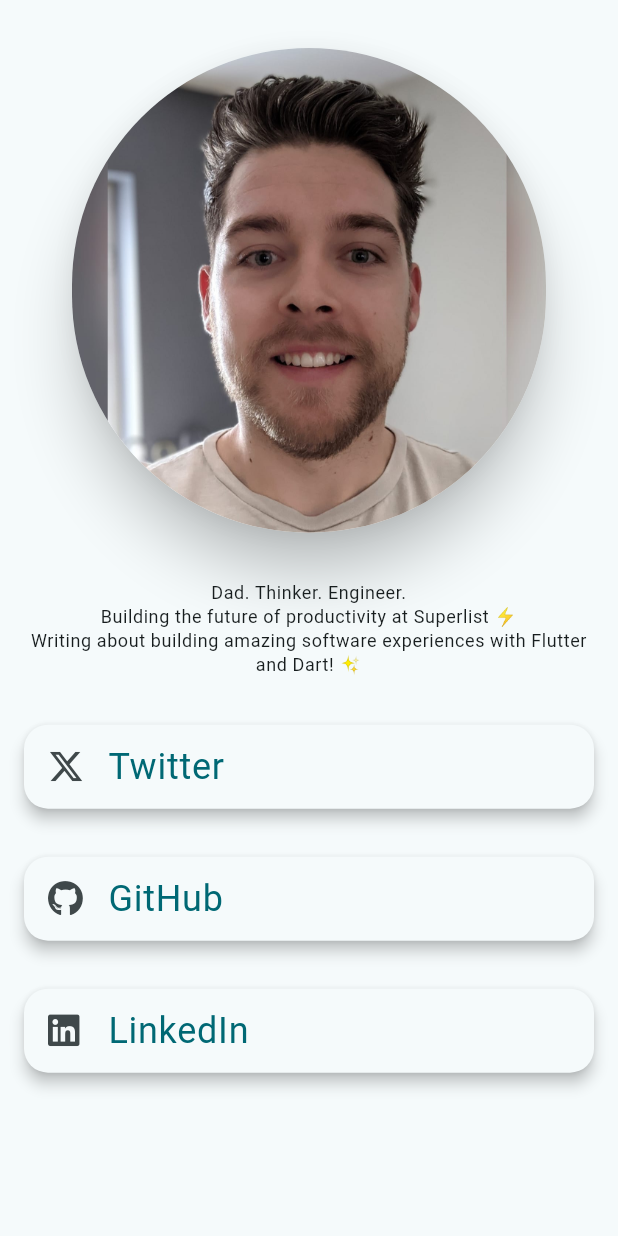
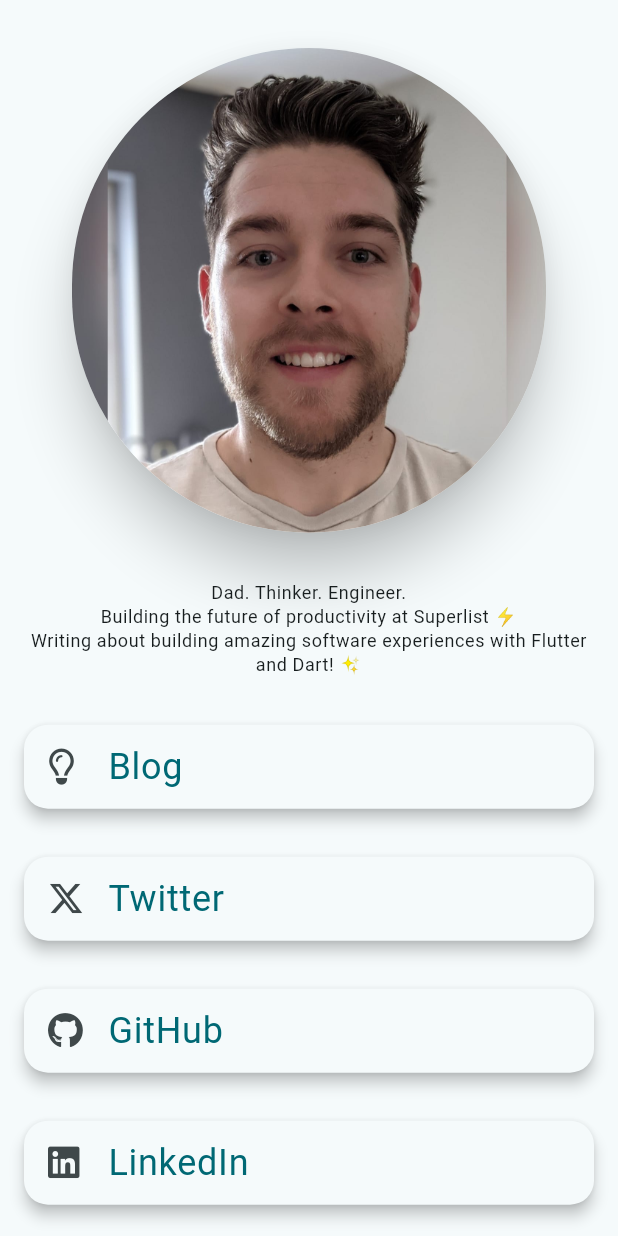
Before and after one commit to CillianMyles/cillianmyles.com, a Flutter app: the screen it shows after launch, on a phone screen of 412 x 824 dp. Run offline on Flutter 3.47's test engine with Material 3 defaults, Android fonts, the phone set to English and light mode, and no system bars; our stand-ins replace font_awesome_flutter.

Commit message:
feat: add blog link

```diff
--- a/lib/main.dart
+++ b/lib/main.dart
@@ -76,6 +76,12 @@ class _Page extends StatelessWidget {
                   ),
                   const SizedBox(height: 32),
                   _Button(
+                    icon: const FaIcon(FontAwesomeIcons.lightbulb),
+                    title: 'Blog',
+                    url: Uri.parse('https://idiomaticbytes.com'),
+                  ),
+                  const SizedBox(height: 32),
+                  _Button(
                     icon: const FaIcon(FontAwesomeIcons.xTwitter),
                     title: 'Twitter',
                     url: Uri.parse('https://x.com/IdiomaticBytes'),
```
